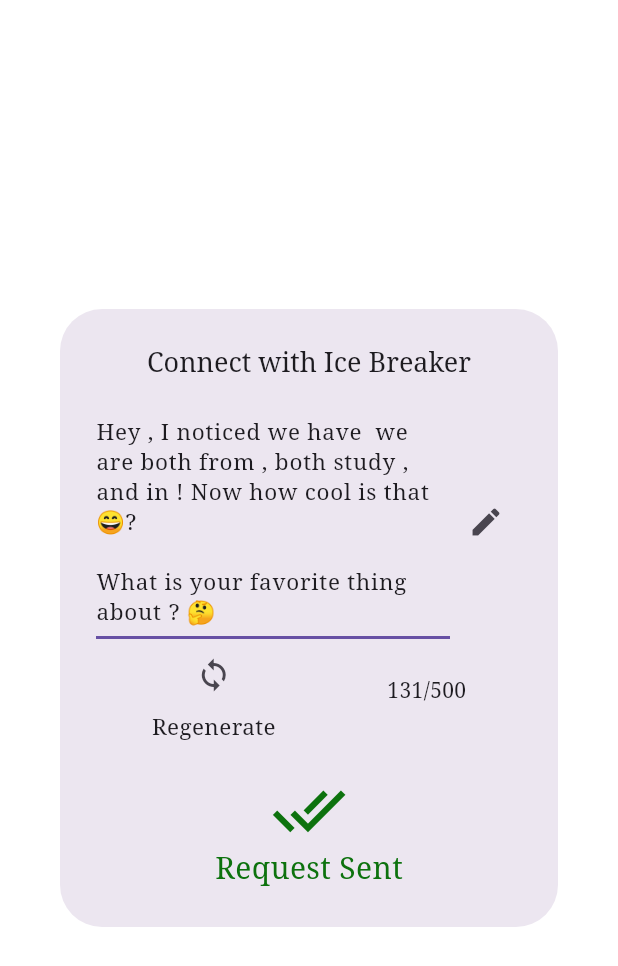
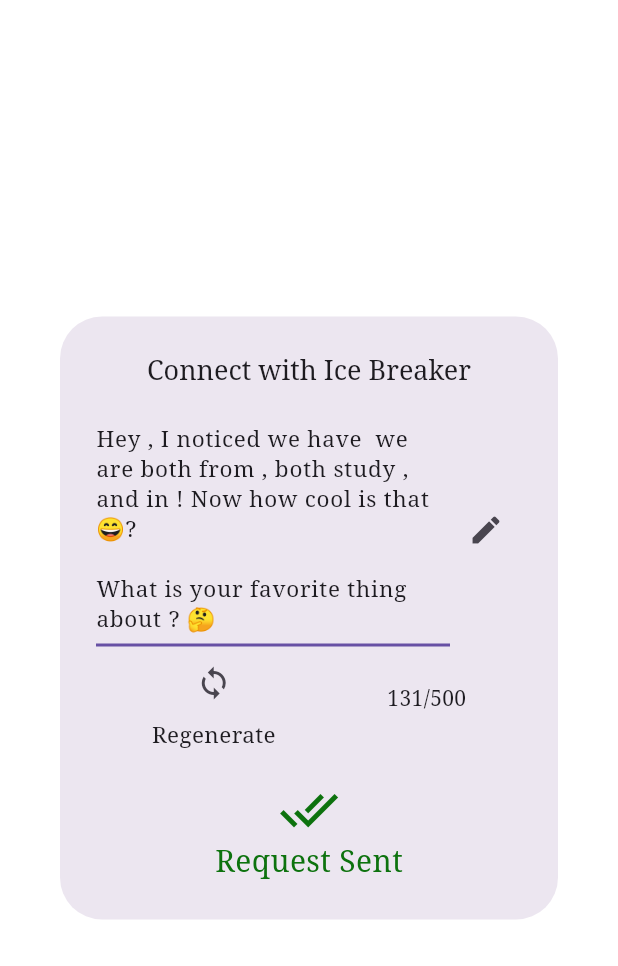
Before and after one commit to Safo-Samson/UniConnect, a Flutter app: the ConnectDialog widget shown alone on an empty page, opened directly with empty values, after a tap on the "sync" icon, after a tap on the "send" icon, on a phone screen of 412 x 824 dp. Shown: the top 966 px of the screen. Run offline on Flutter 3.47's test engine with Material 3 defaults, Android fonts, the light colour scheme and no system bars; our stand-ins replace awesome_notifications, cloud_firestore, firebase_auth, firebase_core, firebase_messaging, flutter_local_notifications and 1 more; accounts and stored records are empty.

Commit message:
installed awesome_notification,

```diff
--- /dev/null
+++ b/lib/constants/notification_list.dart
@@ -0,0 +1,3 @@
+import 'package:uniconnect/widgets/notification_item.dart';
+
+List<NotificationItem> notifications = [];
--- /dev/null
+++ b/lib/services/notifications/awesome_notifcation.dart
@@ -0,0 +1,72 @@
+import 'package:awesome_notifications/awesome_notifications.dart';
+import 'package:flutter/material.dart';
+import 'package:uniconnect/constants/notification_list.dart';
+import 'package:uniconnect/main.dart';
+import 'package:uniconnect/utils/Brand/brand_colours.dart';
+
+import 'package:uniconnect/utils/unamed_utilities/unique_id.dart';
+import 'package:uniconnect/views/homepage_views/notifications.dart';
+import 'package:uniconnect/widgets/notification_item.dart';
+import 'dart:developer' as devtols show log;
+
+class MyAwesomeNotification {
+  static Future<void> initializeAwesomeNotifications() async {
+    await AwesomeNotifications().initialize(
+      null, // no icon for the notification
+      [
+        NotificationChannel(
+          channelKey: 'basic_channel',
+          channelName: 'Basic notifications',
+          channelDescription: 'Notification channel for basic tests',
+          defaultColor: BrandColor.primary,
+          ledColor: Colors.white,
+          importance: NotificationImportance.High,
+          playSound: true,
+          channelShowBadge: true,
+        ),
+      ],
+    );
+  }
+
+  static Future<void> sendConfirmationNotificationOnConnect(String user) async {
+    await AwesomeNotifications().createNotification(
+      content: NotificationContent(
+        id: createUniqueID(),
+        channelKey: 'basic_channel',
+        title: 'Request Sent',
+        body: 'You have sent a connection request to the $user',
+      ),
+    );
+
+    addNotification('You have sent a connection request to the $user');
+  }
+
+  static void addNotification(String message) {
+    notifications.insert(0, NotificationItem(message: message, watched: false));
+    devtols.log('Notification added to list ');
+  }
+
+  /// Use this method to detect when the user taps on a notification or action button
+  @pragma("vm:entry-point")
+  static Future<void> onActionReceivedMethod(
+      ReceivedAction receivedAction) async {
+    // Your code goes here
+
+    // Navigate into pages, avoiding to open the notification details page over another details page already opened
+    navigatorKey.currentState?.pushNamedAndRemoveUntil(
+        '/notification-page',
+        (route) =>
+            (route.settings.name != '/notification-page') || route.isFirst,
+        arguments: receivedAction);
+  }
+
+// does not work
+  // @pragma('vm:entry-point')
+  // static Future<void> onActionReceivedImplementationMethod(
+  //     ReceivedAction receivedAction) async {
+  //   devtols.log('Action received: ${receivedAction.buttonKeyPressed}');
+  //   navigatorKey.currentState?.push(MaterialPageRoute(
+  //     builder: (_) => NotificationPage(),
+  //   ));
+  // }
+}
--- a/lib/services/notifications/notification_api.dart
+++ b/lib/services/notifications/notification_api.dart
@@ -8,6 +8,7 @@ import 'dart:developer' as devtols show log;
 import 'package:flutter_local_notifications/flutter_local_notifications.dart';
 import 'package:uniconnect/constants/routes.dart';
 import 'package:uniconnect/main.dart';
+
 
 Future<void> handleBackgroundMessage(RemoteMessage message) async {
   devtols.log('Handling a background message ${message.messageId}');
@@ -69,6 +70,7 @@ class NotificationApi {
   }
 
   Future initPushNotification() async {
+
     await FirebaseMessaging.instance
         .setForegroundNotificationPresentationOptions(
       alert: true,
@@ -105,4 +107,5 @@ class NotificationApi {
       );
     });
   }
+
 }
--- a/lib/utils/dialogs/connect_diaglog.dart
+++ b/lib/utils/dialogs/connect_diaglog.dart
@@ -3,7 +3,9 @@
 import 'dart:async';
 
 import 'package:flutter/material.dart';
+import 'package:flutter_spinkit/flutter_spinkit.dart';
 import 'package:uniconnect/constants/ice_breaker_messages.dart';
+import 'package:uniconnect/services/notifications/awesome_notifcation.dart';
 import 'package:uniconnect/utils/Brand/brand_colours.dart';
 import 'package:uniconnect/utils/Brand/brand_fonts.dart';
 import 'package:uniconnect/utils/Brand/spaces.dart';
@@ -34,6 +36,7 @@ class _ConnectDialogState extends State<ConnectDialog>
   late AnimationController _animationController;
   late Animation<double> _animation;
   bool _isSending = false;
+  bool _isGeneratingMessage = false;
 
   @override
   void initState() {
@@ -64,10 +67,25 @@ class _ConnectDialogState extends State<ConnectDialog>
     });
   }
 
-  // Method to generate a new ice breaker message
-  String generateIceBreakerMessage() {
-    return IceBreakerGenerator.generateIceBreakerMessage(
+  // Method to generate a new ice breaker message with a delay
+  Future<void> _generateIceBreakerMessageWithDelay() async {
+    setState(() {
+      _isGeneratingMessage =
+          true; // Set flag to indicate message generation in progress
+    });
+
+    // Simulate a delay of 2 seconds
+    await Future.delayed(const Duration(seconds: 1));
+
+    String newIceBreakerMessage = IceBreakerGenerator.generateIceBreakerMessage(
+        // Generate a new ice breaker message
         widget.currentUser, widget.otherUser);
+    setState(() {
+      _textEditingController.text = newIceBreakerMessage;
+      _charCount = newIceBreakerMessage.length;
+      _isGeneratingMessage =
+          false; // Reset flag after message generation is complete
+    });
   }
 
   // Method to handle sending message animation
@@ -131,16 +149,10 @@ class _ConnectDialogState extends State<ConnectDialog>
                 Column(
                   children: [
                     IconButton(
-                      onPressed: _isEditing
+                      onPressed: _isEditing || _isGeneratingMessage
                           ? null
                           : () {
-                              String newIceBreakerMessage =
-                                  generateIceBreakerMessage();
-                              setState(() {
-                                _textEditingController.text =
-                                    newIceBreakerMessage;
-                                _charCount = newIceBreakerMessage.length;
-                              });
+                              _generateIceBreakerMessageWithDelay();
                             },
                       icon: const Icon(Icons.sync_outlined),
                       tooltip: 'Generate Ice Breaker',
@@ -164,7 +176,7 @@ class _ConnectDialogState extends State<ConnectDialog>
                 child: Column(
                   children: [
                     Icon(Icons.done_all_sharp,
-                        color: BrandColor.green, size: 50),
+                        color: BrandColor.green, size: 40),
                     Text('Request Sent',
                         style:
                             TextStyle(color: BrandColor.green, fontSize: 20)),
@@ -172,7 +184,12 @@ class _ConnectDialogState extends State<ConnectDialog>
                 ),
               )
             else
-              Container(
+              _isGeneratingMessage
+                  ? SpinKitWave(
+                      color: BrandColor.primary,
+                      size: 30,
+                    ) // Show progress indicator while generating message
+                  : Container(
                       padding: const EdgeInsets.all(10),
                       decoration: BoxDecoration(
                         border: Border.all(
@@ -206,13 +223,17 @@ class _ConnectDialogState extends State<ConnectDialog>
                                     icon: const Icon(Icons.send),
                                     tooltip: 'Connect with Ice Breaker',
                                     disabledColor: BrandColor.grey,
-                              onPressed: _textEditingController.text.isEmpty ||
+                                    onPressed: _textEditingController
+                                                .text.isEmpty ||
                                             _isEditing ||
                                             _charCount > maxCharCount
                                         ? null
                                         : () {
                                             // Handle sending the message
                                             _startSendingAnimation();
+                                            MyAwesomeNotification
+                                                .sendConfirmationNotificationOnConnect(
+                                                    widget.otherUser.username);
                                           },
                                   ),
                                   const Text('Ice Breaker'),
@@ -224,6 +245,9 @@ class _ConnectDialogState extends State<ConnectDialog>
                                     onPressed: () {
                                       // Handle connecting without ice breaker
                                       _startSendingAnimation();
+                                      MyAwesomeNotification
+                                          .sendConfirmationNotificationOnConnect(
+                                              widget.otherUser.username);
                                     },
                                     icon: const Icon(
                                         Icons.cancel_schedule_send_rounded),
--- /dev/null
+++ b/lib/utils/unamed_utilities/unique_id.dart
@@ -0,0 +1,3 @@
+int createUniqueID() {
+  return DateTime.now().millisecondsSinceEpoch.remainder(100000);
+}
--- a/lib/views/homepage_views/friend_suggestions.dart
+++ b/lib/views/homepage_views/friend_suggestions.dart
@@ -4,6 +4,8 @@ import 'package:firebase_messaging/firebase_messaging.dart';
 import 'package:flutter/material.dart';
 import 'package:flutter_local_notifications/flutter_local_notifications.dart';
 import 'package:flutter_spinkit/flutter_spinkit.dart';
+import 'package:provider/provider.dart';
+import 'package:uniconnect/constants/notification_list.dart';
 import 'package:uniconnect/constants/routes.dart';
 import 'package:uniconnect/services/auth/auth_service.dart';
 import 'package:uniconnect/services/auth/auth_user.dart';
@@ -14,6 +16,7 @@ import 'package:uniconnect/utils/Brand/spaces.dart';
 import 'package:uniconnect/utils/dialogs/logout_dialog.dart';
 import 'package:uniconnect/utils/dialogs/show_nothing.dart';
 import 'package:uniconnect/widgets/home_bottom_navigation.dart';
+import 'package:uniconnect/widgets/notification_item.dart';
 import 'package:uniconnect/widgets/user_profile.dart';
 import 'package:uniconnect/widgets/user_profile_container.dart';
 import 'package:uniconnect/widgets/user_profile_page.dart';
@@ -49,6 +52,11 @@ class _FriendSuggestionsState extends State<FriendSuggestions> {
 
   @override
   Widget build(BuildContext context) {
+
+    bool hasNotifications = notifications.isNotEmpty;
+    // bool hasNotifications =
+    //     Provider.of<List<NotificationItem>>(context).isNotEmpty;
+
     return Scaffold(
       appBar: AppBar(
         backgroundColor: Colors.white,
@@ -124,9 +132,12 @@ class _FriendSuggestionsState extends State<FriendSuggestions> {
         ),
         actions: [
           IconButton(
-            icon: const Icon(
-              Icons.notifications,
+            icon: Icon(
+              hasNotifications
+                  ? Icons.notifications_active
+                  : Icons.notifications,
               size: BrandFonts.iconSize,
+              color: hasNotifications ? Colors.red : null,
             ),
             onPressed: () {
 
--- a/pubspec.yaml
+++ b/pubspec.yaml
@@ -42,6 +42,9 @@ dependencies:
   flutter_spinkit: ^5.2.0
   firebase_messaging: ^14.7.10
   flutter_local_notifications: ^9.1.3
+  awesome_notifications: ^0.7.4+1
+  uuid: ^4.2.2
+  provider: ^6.1.2
 
 
 dev_dependencies:
```
Also changed, not shown: lib/main.dart (+9 -17 lines), lib/views/homepage_views/notifications.dart (+46 -7 lines), pubspec.lock, 6 other files. Lines whose indentation alone changed are shown as unchanged.
